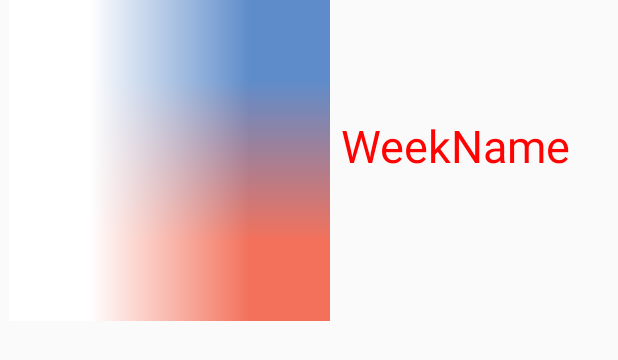
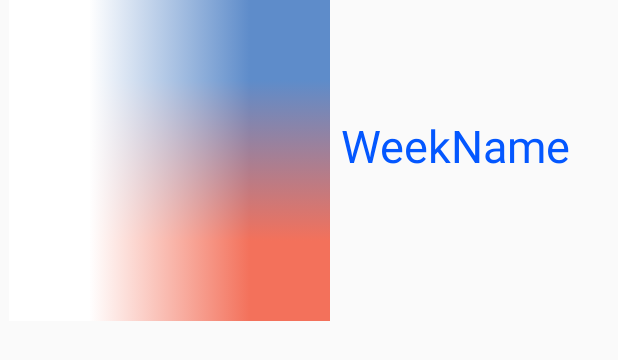
Before and after one commit to Anantk2908/time-table-app, an Android app: the layout timetable_list.xml on its own in the app's theme, with its tools: preview values and no code run, on a phone screen of 412 x 824 dp. Shown: the top 360 px of the screen. Run offline under Robolectric (Android 15) with nearby library versions, the phone set to English and light mode, and no system bars.

Commit message:
Finalize the layout of the time table tab

```diff
--- a/TimeTable/app/src/main/java/me/eijaz/tabstutorial/TimeTable.kt
+++ b/TimeTable/app/src/main/java/me/eijaz/tabstutorial/TimeTable.kt
@@ -1,4 +1,3 @@
 package me.eijaz.tabstutorial
 
-class TimeTable {
-}
+data class TimeTable (var name: String, var image : Int)
--- a/TimeTable/app/src/main/res/layout/timetable_list.xml
+++ b/TimeTable/app/src/main/res/layout/timetable_list.xml
@@ -9,7 +9,7 @@
 
 
     <ImageView
-        android:id="@+id/TTVIEW"
+        android:id="@+id/ivPokemon"
         android:layout_width="226dp"
         android:layout_height="214dp"
         android:layout_alignParentStart="true"
@@ -19,18 +19,18 @@
 
 
     <TextView
-        android:id="@+id/WEEKVIEW"
+        android:id="@+id/txtName"
         android:layout_width="169dp"
         android:layout_height="65dp"
-        android:layout_alignBottom="@+id/TTVIEW"
+        android:layout_alignBottom="@+id/ivPokemon"
         android:layout_marginStart="1dp"
         android:layout_marginLeft="1dp"
         android:layout_marginBottom="72dp"
-        android:layout_toEndOf="@+id/TTVIEW"
-        android:layout_toRightOf="@+id/TTVIEW"
+        android:layout_toEndOf="@+id/ivPokemon"
+        android:layout_toRightOf="@+id/ivPokemon"
         android:text="WeekName"
         android:textSize="30dp"
-        android:textColor="#FF0303"/>
+        android:textColor="#0357FF"/>
 
 
 </RelativeLayout>
```
Also changed, not shown: TimeTable/app/src/main/java/me/eijaz/tabstutorial/CustomAdapter.kt (+35 -4 lines), TimeTable/app/src/main/java/me/eijaz/tabstutorial/TImeTableActivity.kt (added, +24 -0 lines), 4 other files.
